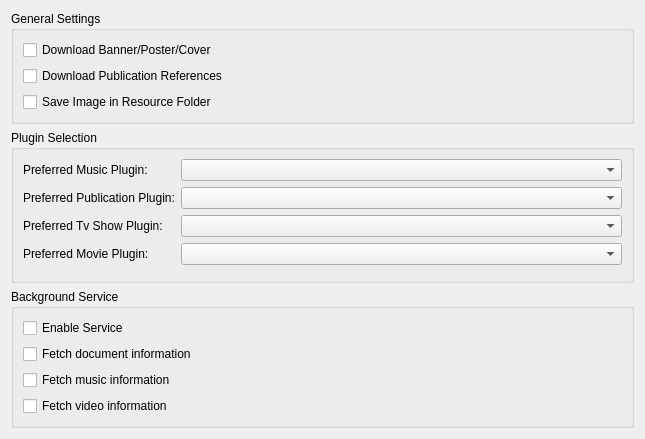
This is src/kcm/configfetcher.ui in KDE/nepomuk-webminer as Qt 5 draws it before an edit. The edited form follows.
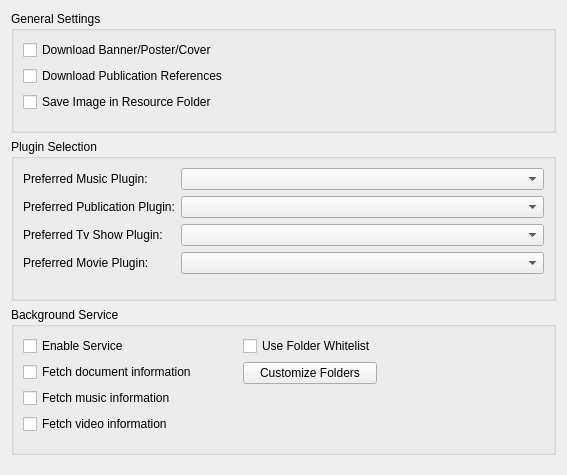
This is the edited form. Custom widgets are drawn as their Qt base class.

Commit message:
Add Whitelist for the metadata lookup
Instead of a lookup over all known files in nepomuk the user can enable
a whitlist selection and allow the automatic background lookup to be
restricted to only those files.

The default is to lookup all files.
The manual lookup is not influenced by the whitelist.

What changed in the file:
```diff
--- a/src/kcm/configfetcher.ui
+++ b/src/kcm/configfetcher.ui
@@ -6,8 +6,8 @@
    <rect>
     <x>0</x>
     <y>0</y>
-    <width>645</width>
-    <height>430</height>
+    <width>567</width>
+    <height>475</height>
    </rect>
   </property>
   <property name="windowTitle">
@@ -162,7 +162,15 @@
      <property name="title">
       <string>Background Service</string>
      </property>
+     <layout class="QHBoxLayout" name="horizontalLayout_2">
+      <property name="spacing">
+       <number>-1</number>
+      </property>
+      <item>
      <layout class="QVBoxLayout" name="verticalLayout_2">
+        <property name="spacing">
+         <number>-1</number>
+        </property>
       <item>
        <widget class="QCheckBox" name="enableService">
         <property name="toolTip">
@@ -217,6 +225,74 @@
        </spacer>
       </item>
      </layout>
+      </item>
+      <item>
+       <spacer name="horizontalSpacer_2">
+        <property name="orientation">
+         <enum>Qt::Horizontal</enum>
+        </property>
+        <property name="sizeType">
+         <enum>QSizePolicy::Fixed</enum>
+        </property>
+        <property name="sizeHint" stdset="0">
+         <size>
+          <width>40</width>
+          <height>20</height>
+         </size>
+        </property>
+       </spacer>
+      </item>
+      <item>
+       <layout class="QVBoxLayout" name="verticalLayout_4">
+        <property name="spacing">
+         <number>-1</number>
+        </property>
+        <item>
+         <widget class="QCheckBox" name="kcfg_UseWhiteList">
+          <property name="toolTip">
+           <string>If enabled, only the folders specified in the whitelist are used for the metadata lookup.</string>
+          </property>
+          <property name="text">
+           <string>Use Folder Whitelist</string>
+          </property>
+         </widget>
+        </item>
+        <item>
+         <widget class="KPushButton" name="whitelistButton">
+          <property name="text">
+           <string>Customize Folders</string>
+          </property>
+         </widget>
+        </item>
+        <item>
+         <spacer name="verticalSpacer_5">
+          <property name="orientation">
+           <enum>Qt::Vertical</enum>
+          </property>
+          <property name="sizeHint" stdset="0">
+           <size>
+            <width>20</width>
+            <height>40</height>
+           </size>
+          </property>
+         </spacer>
+        </item>
+       </layout>
+      </item>
+      <item>
+       <spacer name="horizontalSpacer">
+        <property name="orientation">
+         <enum>Qt::Horizontal</enum>
+        </property>
+        <property name="sizeHint" stdset="0">
+         <size>
+          <width>40</width>
+          <height>20</height>
+         </size>
+        </property>
+       </spacer>
+      </item>
+     </layout>
     </widget>
    </item>
    <item>
@@ -240,6 +316,11 @@
    <extends>QComboBox</extends>
    <header>kcombobox.h</header>
   </customwidget>
+  <customwidget>
+   <class>KPushButton</class>
+   <extends>QPushButton</extends>
+   <header>kpushbutton.h</header>
+  </customwidget>
  </customwidgets>
  <resources/>
  <connections/>
```
Lines whose indentation alone changed are shown as unchanged. The commit also changes 10 other files.
